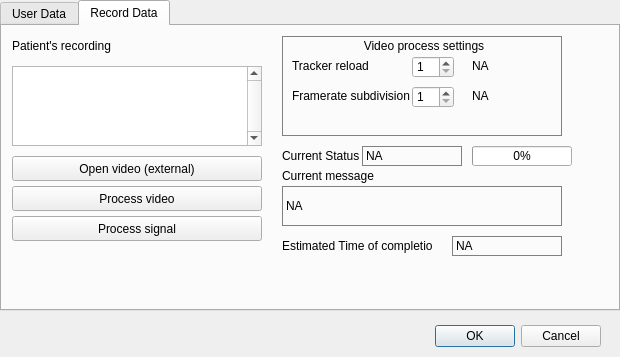
This is camInterface/patientbase.ui in LucaCerina/videoPPG_cameraInterface as Qt 5 draws it before an edit. The edited form follows.
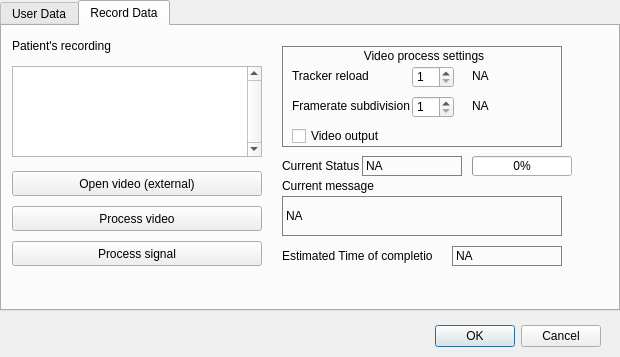
This is the edited form.

Commit message: Added video output process button Added comments Improved code readability

The edit to the form file:
```diff
--- a/camInterface/patientbase.ui
+++ b/camInterface/patientbase.ui
@@ -588,7 +588,7 @@
        <x>10</x>
        <y>40</y>
        <width>250</width>
-       <height>80</height>
+       <height>91</height>
       </rect>
      </property>
      <property name="verticalScrollBarPolicy">
@@ -599,7 +599,7 @@
      <property name="geometry">
       <rect>
        <x>10</x>
-       <y>160</y>
+       <y>180</y>
        <width>250</width>
        <height>25</height>
       </rect>
@@ -612,7 +612,7 @@
      <property name="geometry">
       <rect>
        <x>10</x>
-       <y>190</y>
+       <y>215</y>
        <width>250</width>
        <height>25</height>
       </rect>
@@ -625,9 +625,9 @@
      <property name="geometry">
       <rect>
        <x>280</x>
-       <y>10</y>
+       <y>20</y>
        <width>280</width>
-       <height>100</height>
+       <height>101</height>
       </rect>
      </property>
      <property name="title">
@@ -720,12 +720,28 @@
        <string>NA</string>
       </property>
      </widget>
+     <widget class="QCheckBox" name="vidOutCheck">
+      <property name="geometry">
+       <rect>
+        <x>10</x>
+        <y>80</y>
+        <width>120</width>
+        <height>20</height>
+       </rect>
+      </property>
+      <property name="text">
+       <string>Video output</string>
+      </property>
+      <property name="tristate">
+       <bool>false</bool>
+      </property>
+     </widget>
     </widget>
     <widget class="QPushButton" name="openVideoButton">
      <property name="geometry">
       <rect>
        <x>10</x>
-       <y>130</y>
+       <y>145</y>
        <width>250</width>
        <height>25</height>
       </rect>
@@ -738,7 +754,7 @@
      <property name="geometry">
       <rect>
        <x>280</x>
-       <y>120</y>
+       <y>130</y>
        <width>100</width>
        <height>20</height>
       </rect>
@@ -751,7 +767,7 @@
      <property name="geometry">
       <rect>
        <x>360</x>
-       <y>120</y>
+       <y>130</y>
        <width>100</width>
        <height>20</height>
       </rect>
@@ -768,7 +784,7 @@
      <property name="geometry">
       <rect>
        <x>470</x>
-       <y>120</y>
+       <y>130</y>
        <width>100</width>
        <height>20</height>
       </rect>
@@ -784,7 +800,7 @@
      <property name="geometry">
       <rect>
        <x>280</x>
-       <y>140</y>
+       <y>150</y>
        <width>100</width>
        <height>20</height>
       </rect>
@@ -797,7 +813,7 @@
      <property name="geometry">
       <rect>
        <x>280</x>
-       <y>160</y>
+       <y>170</y>
        <width>280</width>
        <height>40</height>
       </rect>
@@ -814,7 +830,7 @@
      <property name="geometry">
       <rect>
        <x>280</x>
-       <y>210</y>
+       <y>220</y>
        <width>150</width>
        <height>20</height>
       </rect>
@@ -827,7 +843,7 @@
      <property name="geometry">
       <rect>
        <x>450</x>
-       <y>210</y>
+       <y>220</y>
        <width>110</width>
        <height>20</height>
       </rect>
```
Left out of the diff: 6 changed lines with no effect on the pictures. The commit also changes 9 other files.
